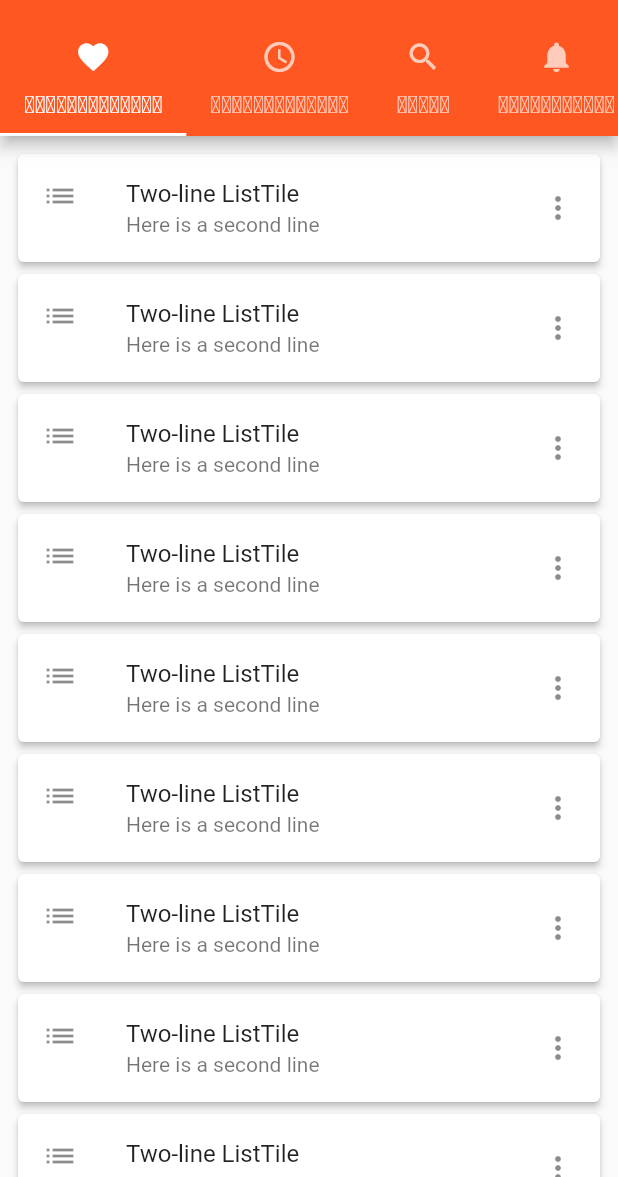
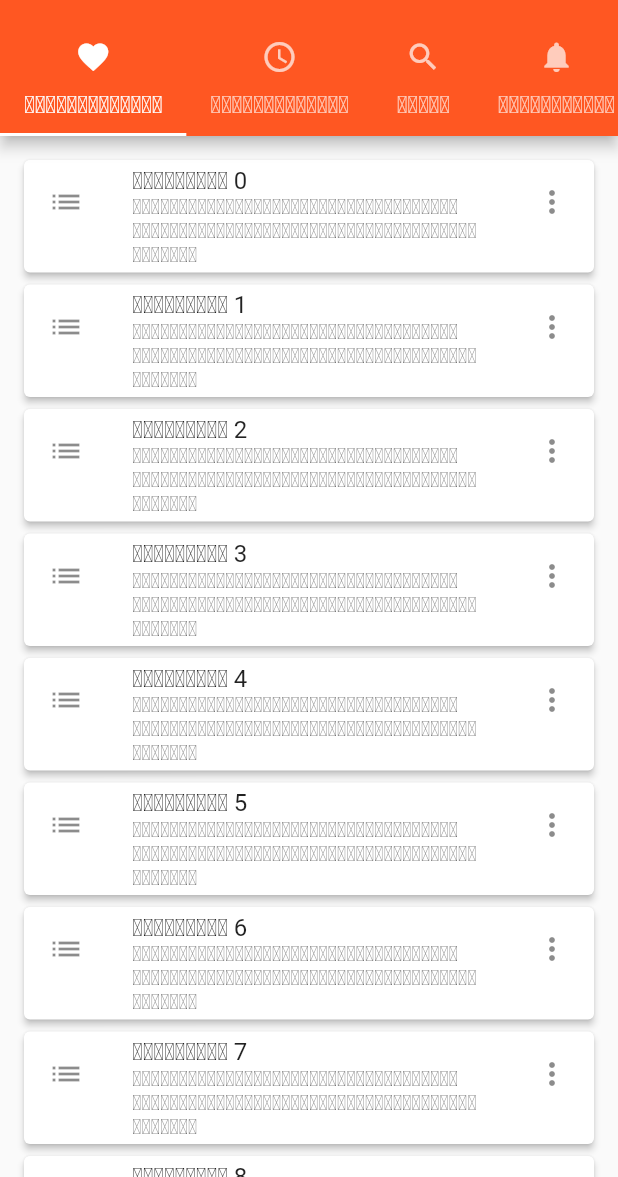
Before and after one commit to govindaghr/zhebsa_assistant, a Flutter app: the screen it shows after launch, on a phone screen of 412 x 824 dp, the part 59-1236 px from its top. Run offline on Flutter 3.47's test engine with Material 2 defaults, Android fonts, the phone set to English and light mode, and no system bars.

Commit message:
ལིཤཊ་བཙུ་ཡི།

```diff
--- a/lib/pages/favourite.dart
+++ b/lib/pages/favourite.dart
@@ -5,7 +5,7 @@ class FavouritePage extends StatelessWidget {
 
 //del later and replace with real data
   FavouritePage? get product => null;
-  Object? get name => null;
+  Object? get name => 'null';
   void selectItem(FavouritePage product) {
     print(product.name);
   }
@@ -24,12 +24,14 @@ class FavouritePage extends StatelessWidget {
               onTap: () => selectItem(product!),
               leading: Icon(Icons.list),
               trailing: Icon(Icons.more_vert),
-              title: Text('Two-line ListTile'),
-              subtitle: Text('Here is a second line'),
+              title: Text('འཆར་སྣང་། $index'),
+              subtitle: Text(
+                  'རྫོང་ཁ་འདི་འབྲུག་མི་ག་ར་གི་བརྡ་དོན་སྤྲོད་ལེན་གྱི་སྐད་ཡིག་གཙོ་ཅན་ཅིག་སྦེ་བཟོ་ནི།'),
+              // tileColor: Colors.deepOrangeAccent,
             ),
           );
         },
-        padding: const EdgeInsets.all(8),
+        padding: const EdgeInsets.all(12),
       ),
     );
   }
```
